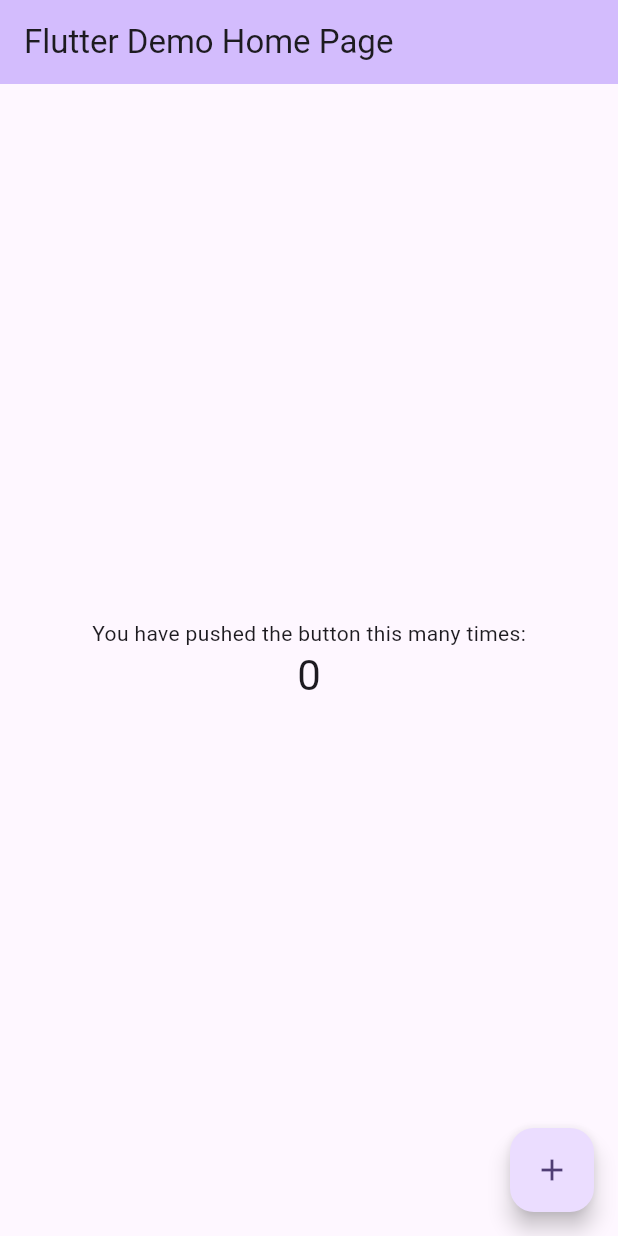
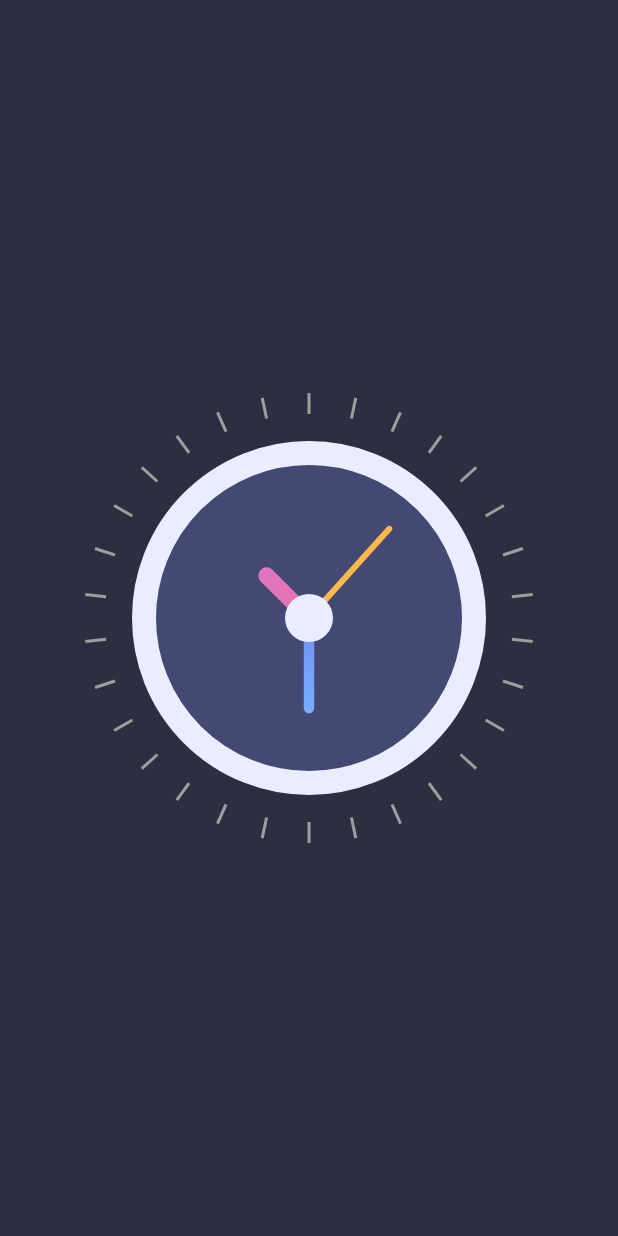
Before and after one commit to KneerazPandey/clock-app, a Flutter app: the screen it shows after launch, on a phone screen of 412 x 824 dp. Run offline on Flutter 3.47's test engine with Material 3 defaults, Android fonts, the phone set to English and light mode, and no system bars.

Commit message:
created the clock that ticks every second using custom painter

```diff
--- a/lib/main.dart
+++ b/lib/main.dart
@@ -1,3 +1,4 @@
+import 'package:clock_app/screens/home_screen.dart';
 import 'package:flutter/material.dart';
 
 void main() {
@@ -7,119 +8,16 @@ void main() {
 class MyApp extends StatelessWidget {
   const MyApp({super.key});
 
-  // This widget is the root of your application.
   @override
   Widget build(BuildContext context) {
     return MaterialApp(
-      title: 'Flutter Demo',
+      title: 'Clock App',
       theme: ThemeData(
-        // This is the theme of your application.
-        //
-        // TRY THIS: Try running your application with "flutter run". You'll see
-        // the application has a purple toolbar. Then, without quitting the app,
-        // try changing the seedColor in the colorScheme below to Colors.green
-        // and then invoke "hot reload" (save your changes or press the "hot
-        // reload" button in a Flutter-supported IDE, or press "r" if you used
-        // the command line to start the app).
-        //
-        // Notice that the counter didn't reset back to zero; the application
-        // state is not lost during the reload. To reset the state, use hot
-        // restart instead.
-        //
-        // This works for code too, not just values: Most code changes can be
-        // tested with just a hot reload.
         colorScheme: ColorScheme.fromSeed(seedColor: Colors.deepPurple),
         useMaterial3: true,
       ),
-      home: const MyHomePage(title: 'Flutter Demo Home Page'),
+      debugShowCheckedModeBanner: false,
+      home: const HomePage(),
     );
   }
 }
-
-class MyHomePage extends StatefulWidget {
-  const MyHomePage({super.key, required this.title});
-
-  // This widget is the home page of your application. It is stateful, meaning
-  // that it has a State object (defined below) that contains fields that affect
-  // how it looks.
-
-  // This class is the configuration for the state. It holds the values (in this
-  // case the title) provided by the parent (in this case the App widget) and
-  // used by the build method of the State. Fields in a Widget subclass are
-  // always marked "final".
-
-  final String title;
-
-  @override
-  State<MyHomePage> createState() => _MyHomePageState();
-}
-
-class _MyHomePageState extends State<MyHomePage> {
-  int _counter = 0;
-
-  void _incrementCounter() {
-    setState(() {
-      // This call to setState tells the Flutter framework that something has
-      // changed in this State, which causes it to rerun the build method below
-      // so that the display can reflect the updated values. If we changed
-      // _counter without calling setState(), then the build method would not be
-      // called again, and so nothing would appear to happen.
-      _counter++;
-    });
-  }
-
-  @override
-  Widget build(BuildContext context) {
-    // This method is rerun every time setState is called, for instance as done
-    // by the _incrementCounter method above.
-    //
-    // The Flutter framework has been optimized to make rerunning build methods
-    // fast, so that you can just rebuild anything that needs updating rather
-    // than having to individually change instances of widgets.
-    return Scaffold(
-      appBar: AppBar(
-        // TRY THIS: Try changing the color here to a specific color (to
-        // Colors.amber, perhaps?) and trigger a hot reload to see the AppBar
-        // change color while the other colors stay the same.
-        backgroundColor: Theme.of(context).colorScheme.inversePrimary,
-        // Here we take the value from the MyHomePage object that was created by
-        // the App.build method, and use it to set our appbar title.
-        title: Text(widget.title),
-      ),
-      body: Center(
-        // Center is a layout widget. It takes a single child and positions it
-        // in the middle of the parent.
-        child: Column(
-          // Column is also a layout widget. It takes a list of children and
-          // arranges them vertically. By default, it sizes itself to fit its
-          // children horizontally, and tries to be as tall as its parent.
-          //
-          // Column has various properties to control how it sizes itself and
-          // how it positions its children. Here we use mainAxisAlignment to
-          // center the children vertically; the main axis here is the vertical
-          // axis because Columns are vertical (the cross axis would be
-          // horizontal).
-          //
-          // TRY THIS: Invoke "debug painting" (choose the "Toggle Debug Paint"
-          // action in the IDE, or press "p" in the console), to see the
-          // wireframe for each widget.
-          mainAxisAlignment: MainAxisAlignment.center,
-          children: <Widget>[
-            const Text(
-              'You have pushed the button this many times:',
-            ),
-            Text(
-              '$_counter',
-              style: Theme.of(context).textTheme.headlineMedium,
-            ),
-          ],
-        ),
-      ),
-      floatingActionButton: FloatingActionButton(
-        onPressed: _incrementCounter,
-        tooltip: 'Increment',
-        child: const Icon(Icons.add),
-      ), // This trailing comma makes auto-formatting nicer for build methods.
-    );
-  }
-}
--- /dev/null
+++ b/lib/screens/home_screen.dart
@@ -0,0 +1,18 @@
+import 'package:flutter/material.dart';
+import 'package:clock_app/widgets/clock_view.dart';
+
+class HomePage extends StatelessWidget {
+  const HomePage({super.key});
+
+  @override
+  Widget build(BuildContext context) {
+    return Scaffold(
+      body: Container(
+        color: const Color(0xFF2D2F41),
+        child: const Center(
+          child: ClockView(),
+        ),
+      ),
+    );
+  }
+}
--- /dev/null
+++ b/lib/widgets/clock_view.dart
@@ -0,0 +1,43 @@
+import 'dart:async';
+import 'dart:math';
+
+import 'package:clock_app/widgets/clock_painter.dart';
+import 'package:flutter/material.dart';
+
+class ClockView extends StatefulWidget {
+  const ClockView({super.key});
+
+  @override
+  State<ClockView> createState() => _ClockViewState();
+}
+
+class _ClockViewState extends State<ClockView> {
+  DateTime _dateTime = DateTime.now();
+
+  @override
+  void initState() {
+    Timer.periodic(const Duration(seconds: 1), (timer) {
+      setState(() {
+        _dateTime = DateTime.now();
+      });
+    });
+    super.initState();
+  }
+
+  @override
+  Widget build(BuildContext context) {
+    return SizedBox(
+      width: 300,
+      height: 300,
+      child: Transform.rotate(
+        angle: -pi / 2,
+        child: CustomPaint(
+          painter: ClockPainter(
+            context: context,
+            dateTime: _dateTime,
+          ),
+        ),
+      ),
+    );
+  }
+}
```
Also changed, not shown: lib/widgets/clock_painter.dart (added, +100 -0 lines).
